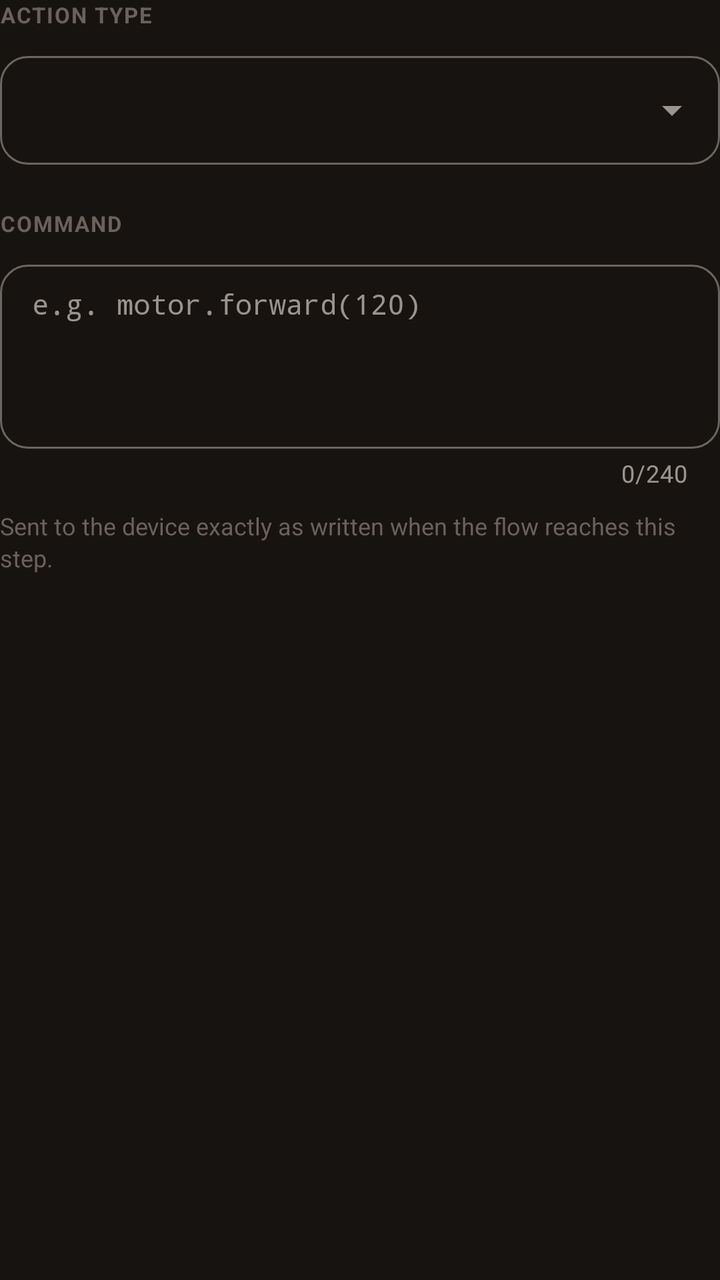
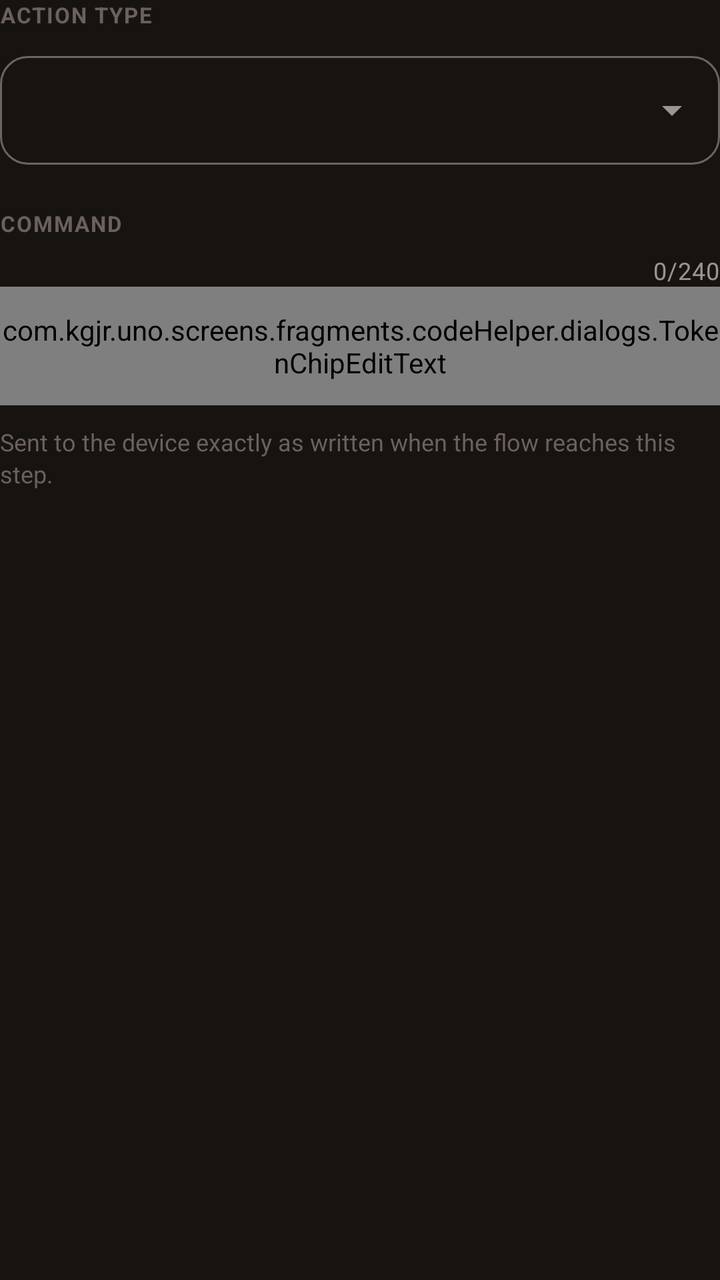

Screens rendered from an Android XML layout before and after an edit, with the pre-edit source and the edit as a unified diff.
<!-- AndroidManifest.xml: application theme Theme.UNO -->
<!-- res/layout/dialog_action_node.xml -->
<?xml version="1.0" encoding="utf-8"?>
<LinearLayout xmlns:android="http://schemas.android.com/apk/res/android"
    xmlns:app="http://schemas.android.com/apk/res-auto"
    android:layout_width="match_parent"
    android:layout_height="wrap_content"
    android:orientation="vertical">

    
    <TextView
        android:layout_width="wrap_content"
        android:layout_height="wrap_content"
        android:layout_marginBottom="8dp"
        android:letterSpacing="0.06"
        android:text="Action type"
        android:textAllCaps="true"
        android:textColor="@color/text_secondary_light"
        android:textSize="11sp"
        android:textStyle="bold" />

    <com.google.android.material.textfield.TextInputLayout
        android:id="@+id/action_mode_layout"
        style="@style/Widget.MaterialComponents.TextInputLayout.OutlinedBox.ExposedDropdownMenu"
        android:layout_width="match_parent"
        android:layout_height="wrap_content"
        app:boxCornerRadiusBottomEnd="14dp"
        app:boxCornerRadiusBottomStart="14dp"
        app:boxCornerRadiusTopEnd="14dp"
        app:boxCornerRadiusTopStart="14dp">

        <com.google.android.material.textfield.MaterialAutoCompleteTextView
            android:id="@+id/action_mode_input"
            android:layout_width="match_parent"
            android:layout_height="wrap_content"
            android:cursorVisible="false"
            android:focusable="false"
            android:inputType="none"
            android:textColor="@color/text_primary_light"
            android:textSize="15sp" />

    </com.google.android.material.textfield.TextInputLayout>

    
    <LinearLayout
        android:id="@+id/action_sensor_group"
        android:layout_width="match_parent"
        android:layout_height="wrap_content"
        android:layout_marginTop="22dp"
        android:orientation="vertical"
        android:visibility="gone">

        <TextView
            android:layout_width="wrap_content"
            android:layout_height="wrap_content"
            android:layout_marginBottom="8dp"
            android:letterSpacing="0.06"
            android:text="Sensor"
            android:textAllCaps="true"
            android:textColor="@color/text_secondary_light"
            android:textSize="11sp"
            android:textStyle="bold" />

        <com.google.android.material.textfield.TextInputLayout
            android:id="@+id/action_sensor_layout"
            style="@style/Widget.MaterialComponents.TextInputLayout.OutlinedBox.ExposedDropdownMenu"
            android:layout_width="match_parent"
            android:layout_height="wrap_content"
            app:boxCornerRadiusBottomEnd="14dp"
            app:boxCornerRadiusBottomStart="14dp"
            app:boxCornerRadiusTopEnd="14dp"
            app:boxCornerRadiusTopStart="14dp">

            <com.google.android.material.textfield.MaterialAutoCompleteTextView
                android:id="@+id/action_sensor_input"
                android:layout_width="match_parent"
                android:layout_height="wrap_content"
                android:cursorVisible="false"
                android:focusable="false"
                android:hint="Choose a sensor"
                android:inputType="none"
                android:textColor="@color/text_primary_light"
                android:textSize="15sp" />

        </com.google.android.material.textfield.TextInputLayout>

        <TextView
            android:id="@+id/action_sensor_empty"
            android:layout_width="match_parent"
            android:layout_height="wrap_content"
            android:layout_marginTop="10dp"
            android:lineSpacingExtra="2dp"
            android:text="No sensors selected yet. Pick them on the Sensors screen first."
            android:textColor="@color/accent_red"
            android:textSize="12sp"
            android:visibility="gone" />

        <TextView
            android:id="@+id/action_sensor_values_label"
            android:layout_width="wrap_content"
            android:layout_height="wrap_content"
            android:layout_marginTop="18dp"
            android:layout_marginBottom="8dp"
            android:letterSpacing="0.06"
            android:text="Values"
            android:textAllCaps="true"
            android:textColor="@color/text_secondary_light"
            android:textSize="11sp"
            android:textStyle="bold" />

        <HorizontalScrollView
            android:id="@+id/action_sensor_channels_scroll"
            android:layout_width="match_parent"
            android:layout_height="wrap_content"
            android:scrollbars="none">

            <LinearLayout
                android:id="@+id/action_sensor_channels"
                android:layout_width="wrap_content"
                android:layout_height="wrap_content"
                android:orientation="horizontal" />

        </HorizontalScrollView>

    </LinearLayout>

    
    <LinearLayout
        android:id="@+id/action_command_group"
        android:layout_width="match_parent"
        android:layout_height="wrap_content"
        android:layout_marginTop="22dp"
        android:orientation="vertical">

        <TextView
            android:layout_width="wrap_content"
            android:layout_height="wrap_content"
            android:layout_marginBottom="8dp"
            android:letterSpacing="0.06"
            android:text="Command"
            android:textAllCaps="true"
            android:textColor="@color/text_secondary_light"
            android:textSize="11sp"
            android:textStyle="bold" />

        <com.google.android.material.textfield.TextInputLayout
            android:id="@+id/action_command_layout"
            style="@style/Widget.MaterialComponents.TextInputLayout.OutlinedBox"
            android:layout_width="match_parent"
            android:layout_height="wrap_content"
            app:boxCornerRadiusBottomEnd="14dp"
            app:boxCornerRadiusBottomStart="14dp"
            app:boxCornerRadiusTopEnd="14dp"
            app:boxCornerRadiusTopStart="14dp"
            app:counterEnabled="true"
            app:counterMaxLength="240">

            <com.google.android.material.textfield.TextInputEditText
                android:id="@+id/action_command_input"
                android:layout_width="match_parent"
                android:layout_height="wrap_content"
                android:fontFamily="monospace"
                android:gravity="top|start"
                android:hint="e.g. motor.forward(120)"
                android:inputType="textMultiLine|textNoSuggestions|textVisiblePassword"
                android:maxLength="240"
                android:minLines="4"
                android:paddingTop="12dp"
                android:paddingBottom="12dp"
                android:scrollbars="vertical"
                android:textColor="@color/text_primary_light"
                android:textSize="14sp" />

        </com.google.android.material.textfield.TextInputLayout>

        <TextView
            android:id="@+id/action_command_hint"
            android:layout_width="match_parent"
            android:layout_height="wrap_content"
            android:layout_marginTop="10dp"
            android:lineSpacingExtra="2dp"
            android:text="Sent to the device exactly as written when the flow reaches this step."
            android:textColor="@color/text_secondary_light"
            android:textSize="12sp" />

    </LinearLayout>

    
    <LinearLayout
        android:id="@+id/action_api_group"
        android:layout_width="match_parent"
        android:layout_height="wrap_content"
        android:layout_marginTop="22dp"
        android:background="@drawable/bg_node_action"
        android:orientation="vertical"
        android:padding="18dp"
        android:visibility="gone">

        <TextView
            android:layout_width="wrap_content"
            android:layout_height="wrap_content"
            android:text="API calls aren't ready yet"
            android:textColor="@color/text_primary_light"
            android:textSize="15sp"
            android:textStyle="bold" />

        <TextView
            android:layout_width="match_parent"
            android:layout_height="wrap_content"
            android:layout_marginTop="6dp"
            android:lineSpacingExtra="2dp"
            android:text="Pick Command for now. This step will do nothing while it's set to API."
            android:textColor="@color/text_secondary_light"
            android:textSize="12sp" />

    </LinearLayout>

</LinearLayout>
<!-- resources referenced by this layout -->
<resources>
  <color name="accent_red">#D9583F</color>
  <color name="text_primary_light">#2B2320</color>
  <color name="text_secondary_light">#6B615C</color>
  <!-- drawable bg_node_action (drawable) -->
  <?xml version="1.0" encoding="utf-8"?>
  <shape xmlns:android="http://schemas.android.com/apk/res/android" android:shape="rectangle">
      <solid android:color="@color/accent_blue" />
      <corners android:radius="12dp" />
  </shape>
  <style name="Theme.UNO" parent="Base.Theme.UNO" />
  <color name="accent_blue">#5C86A8</color>
  <style name="Base.Theme.UNO" parent="Theme.Material3.DayNight.NoActionBar">
          <item name="colorPrimary">@color/accent_red</item>
          <item name="colorOnPrimary">@color/surface_light</item>
  
          <item name="colorSecondary">@color/accent_yellow</item>
          <item name="colorOnSecondary">@color/text_primary_light</item>
  
          <item name="colorTertiary">@color/accent_green</item>
          <item name="colorOnTertiary">@color/surface_light</item>
  
          <item name="android:colorBackground">@color/background_dark</item>
          <item name="colorSurface">@color/surface_dark</item>
          <item name="colorOnBackground">@color/text_primary_dark</item>
          <item name="colorOnSurface">@color/text_primary_dark</item>
  
          <item name="colorError">@color/color_error</item>
  
          <item name="android:statusBarColor">@color/background_dark</item>
          <item name="android:navigationBarColor">@color/background_dark</item>
          <item name="android:windowLightStatusBar" tools:targetApi="m">false</item>
      </style>
  <color name="surface_light">#FFFFFF</color>
  <color name="accent_yellow">#E8A93C</color>
  <color name="accent_green">#6B9E7A</color>
  <color name="background_dark">#171310</color>
  <color name="surface_dark">#221D19</color>
  <color name="text_primary_dark">#F2EAE2</color>
  <color name="color_error">#C4523B</color>
</resources>

<!-- the commit's change to res/layout/dialog_action_node.xml (unified diff, before → after) -->
@@ -124,6 +124,53 @@
 
     
     <LinearLayout
+        android:id="@+id/action_received_group"
+        android:layout_width="match_parent"
+        android:layout_height="wrap_content"
+        android:layout_marginTop="22dp"
+        android:orientation="vertical"
+        android:visibility="gone">
+
+        <TextView
+            android:id="@+id/action_received_values_label"
+            android:layout_width="wrap_content"
+            android:layout_height="wrap_content"
+            android:layout_marginBottom="8dp"
+            android:letterSpacing="0.06"
+            android:text="Received values"
+            android:textAllCaps="true"
+            android:textColor="@color/text_secondary_light"
+            android:textSize="11sp"
+            android:textStyle="bold" />
+
+        <TextView
+            android:id="@+id/action_received_empty"
+            android:layout_width="match_parent"
+            android:layout_height="wrap_content"
+            android:lineSpacingExtra="2dp"
+            android:text="This trigger has no valid payload format yet. Set one on the trigger first."
+            android:textColor="@color/accent_red"
+            android:textSize="12sp"
+            android:visibility="gone" />
+
+        <HorizontalScrollView
+            android:id="@+id/action_received_channels_scroll"
+            android:layout_width="match_parent"
+            android:layout_height="wrap_content"
+            android:scrollbars="none">
+
+            <LinearLayout
+                android:id="@+id/action_received_channels"
+                android:layout_width="wrap_content"
+                android:layout_height="wrap_content"
+                android:orientation="horizontal" />
+
+        </HorizontalScrollView>
+
+    </LinearLayout>
+
+    
+    <LinearLayout
         android:id="@+id/action_command_group"
         android:layout_width="match_parent"
         android:layout_height="wrap_content"
@@ -153,7 +200,7 @@
             app:counterEnabled="true"
             app:counterMaxLength="240">
 
-            <com.google.android.material.textfield.TextInputEditText
+            <com.kgjr.uno.screens.fragments.codeHelper.dialogs.TokenChipEditText
                 android:id="@+id/action_command_input"
                 android:layout_width="match_parent"
                 android:layout_height="wrap_content"
@@ -161,6 +208,7 @@
                 android:gravity="top|start"
                 android:hint="e.g. motor.forward(120)"
                 android:inputType="textMultiLine|textNoSuggestions|textVisiblePassword"
+                android:lineSpacingExtra="4dp"
                 android:maxLength="240"
                 android:minLines="4"
                 android:paddingTop="12dp"
